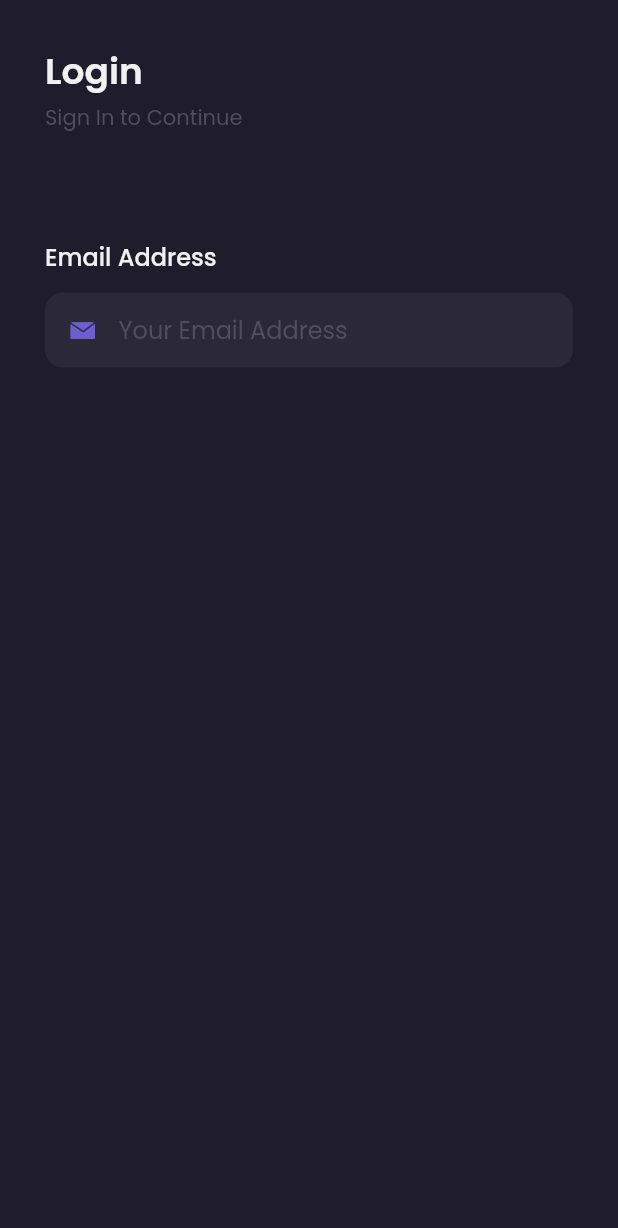
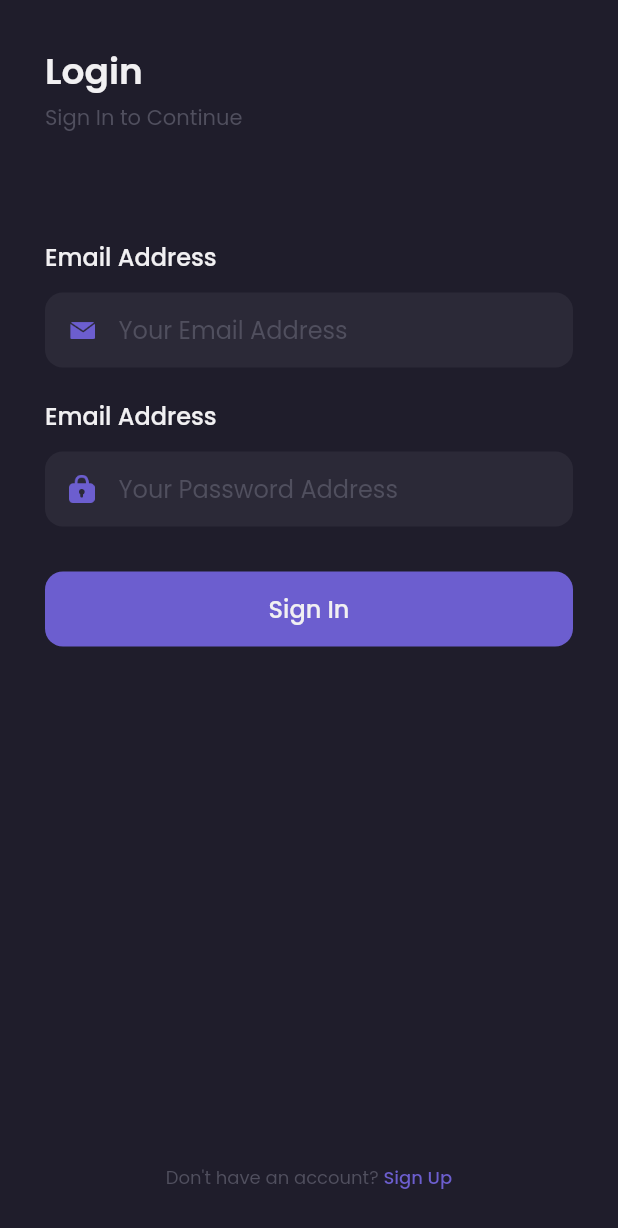
Before and after one commit to yaminmuhammad/sepatuku, a Flutter app: the screen it shows after launch, on a phone screen of 412 x 824 dp. Shown: the top 1228 px of the screen. Run offline on Flutter 3.47's test engine with Material 2 defaults, Android fonts, the phone set to English and light mode, and no system bars; our stand-ins replace google_fonts.

Commit message:
feat: passwordinput part 2

```diff
--- a/lib/pages/sign_in_page.dart
+++ b/lib/pages/sign_in_page.dart
@@ -79,7 +79,109 @@ class SignInPage extends StatelessWidget {
       );
     }
 
+    Widget passwordInput() {
+      return Container(
+        margin: EdgeInsets.only(top: 20),
+        child: Column(
+          crossAxisAlignment: CrossAxisAlignment.start,
+          children: [
+            Text(
+              'Email Address',
+              style: primaryTextStyle.copyWith(
+                fontSize: 16,
+                fontWeight: medium,
+              ),
+            ),
+            SizedBox(
+              height: 12,
+            ),
+            Container(
+              height: 50,
+              padding: EdgeInsets.symmetric(
+                horizontal: 16,
+              ),
+              decoration: BoxDecoration(
+                color: backgroundColor2,
+                borderRadius: BorderRadius.circular(12),
+              ),
+              child: Center(
+                child: Row(
+                  children: [
+                    Image.asset(
+                      'assets/icon_password.png',
+                      width: 17,
+                    ),
+                    SizedBox(
+                      width: 16,
+                    ),
+                    Expanded(
+                      child: TextFormField(
+                        style: primaryTextStyle,
+                        obscureText: true,
+                        decoration: InputDecoration.collapsed(
+                            hintText: 'Your Password Address',
+                            hintStyle: subtitleTextStyle),
+                      ),
+                    ),
+                  ],
+                ),
+              ),
+            ),
+          ],
+        ),
+      );
+    }
+
+    Widget signInButton() {
+      return Container(
+        height: 50,
+        width: double.infinity,
+        margin: EdgeInsets.only(top: 30),
+        child: TextButton(
+          onPressed: () {},
+          style: TextButton.styleFrom(
+            backgroundColor: primaryColor,
+            shape: RoundedRectangleBorder(
+              borderRadius: BorderRadius.circular(12),
+            ),
+          ),
+          child: Text(
+            'Sign In',
+            style: primaryTextStyle.copyWith(
+              fontSize: 16,
+              fontWeight: medium,
+            ),
+          ),
+        ),
+      );
+    }
+
+    Widget footer() {
+      return Container(
+        margin: EdgeInsets.only(bottom: 30),
+        child: Row(
+          mainAxisAlignment: MainAxisAlignment.center,
+          children: [
+            Text(
+              'Don\'t have an account? ',
+              style: subtitleTextStyle.copyWith(
+                fontSize: 12,
+              ),
+            ),
+            Text(
+              'Sign Up',
+              style: purpleTextStyle.copyWith(
+                fontSize: 12,
+                fontWeight: medium,
+              ),
+            )
+          ],
+        ),
+      );
+    }
+
     return Scaffold(
+      resizeToAvoidBottomInset: false,
       backgroundColor: backgroundColor1,
       body: SafeArea(
         child: Container(
@@ -91,6 +193,10 @@ class SignInPage extends StatelessWidget {
             children: [
               Header(),
               emailInput(),
+              passwordInput(),
+              signInButton(),
+              Spacer(),
+              footer(),
             ],
           ),
         ),
--- a/lib/theme.dart
+++ b/lib/theme.dart
@@ -30,6 +30,10 @@ TextStyle subtitleTextStyle = GoogleFonts.poppins(
   color: subtitleColor,
 );
 
+TextStyle purpleTextStyle = GoogleFonts.poppins(
+  color: primaryColor,
+);
+
 FontWeight light = FontWeight.w300;
 FontWeight regular = FontWeight.w400;
 FontWeight medium = FontWeight.w500;
```
